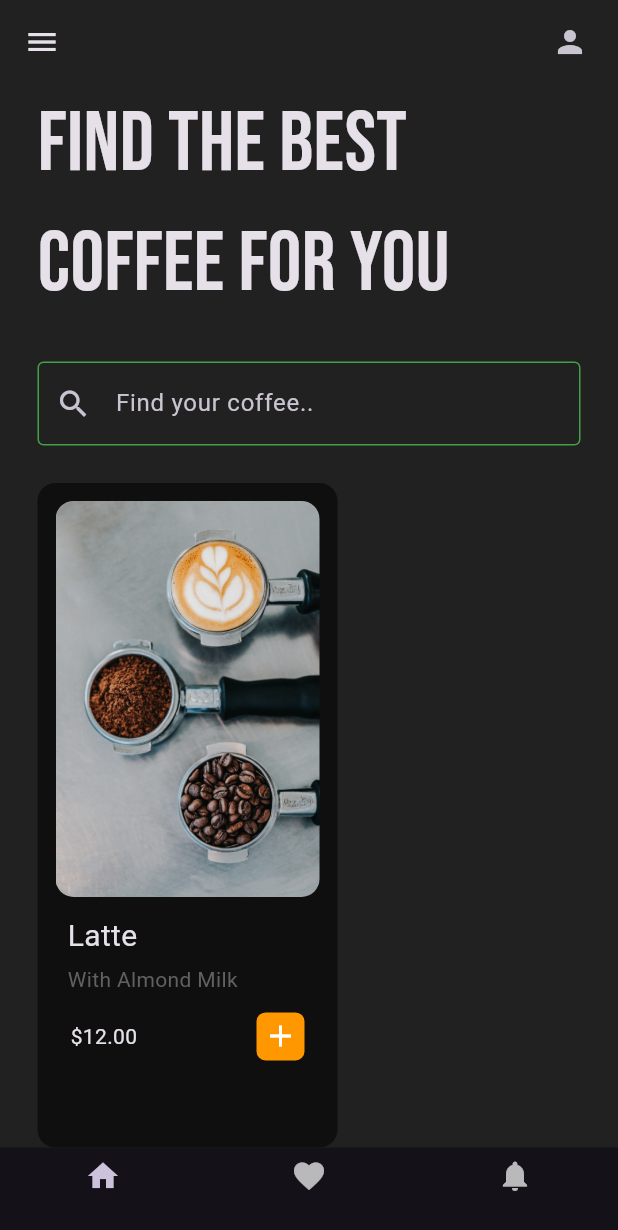
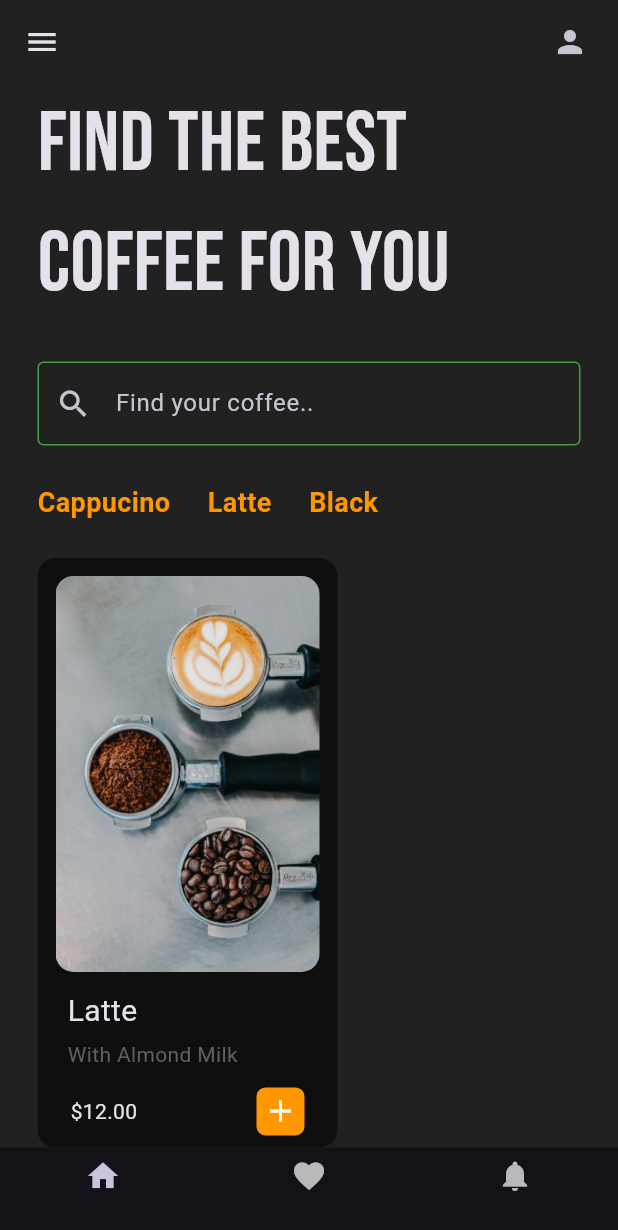
Before and after one commit to avikumar11haz/coffeeapp_ui, a Flutter app: the screen it shows after launch, on a phone screen of 412 x 824 dp. Shown: the top 1230 px of the screen. Run offline on Flutter 3.47's test engine with Material 3 defaults, Android fonts, the phone set to English and light mode, and no system bars; our stand-ins replace google_fonts.

Commit message:
create coffee type

```diff
--- a/lib/pages/home_page.dart
+++ b/lib/pages/home_page.dart
@@ -1,4 +1,5 @@
 import 'package:coffeeapp_ui/util/coffee_tile.dart';
+import 'package:coffeeapp_ui/util/coffee_type.dart';
 import 'package:flutter/material.dart';
 import 'package:google_fonts/google_fonts.dart';
 
@@ -71,6 +72,19 @@ class _HomePageState extends State<HomePage> {
           ),
           const SizedBox(height: 25,),
 
+          //horizontal listview of coffee types
+          Container(
+            height: 50,
+            child: ListView(
+              scrollDirection: Axis.horizontal,
+              children: [
+                CoffeeType(coffeeType: 'Cappucino',),
+                CoffeeType(coffeeType: "Latte"),
+                CoffeeType(coffeeType: "Black"),
+              ],
+            ),
+          ),
+
           //horizontal listview of coffee tiles
           Expanded(
             child: ListView(
--- /dev/null
+++ b/lib/util/coffee_type.dart
@@ -0,0 +1,20 @@
+import 'package:flutter/material.dart';
+
+class CoffeeType extends StatelessWidget {
+  final String coffeeType;
+
+  CoffeeType({required this.coffeeType});
+
+  @override
+  Widget build(BuildContext context) {
+    return Padding(
+      padding: const EdgeInsets.only(left: 25.0),
+      child: Text(coffeeType,
+      style: const TextStyle(
+        fontSize: 18,
+        fontWeight: FontWeight.bold,
+        color: Colors.orange,
+      ),),
+    );
+  }
+}
```
